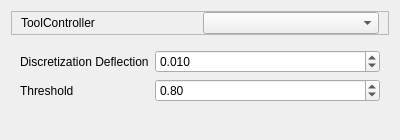
The window that src/Mod/Path/Gui/Resources/panels/PageOpVcarveEdit.ui (southseact-3d/fcd) describes before a commit, drawn with Qt 5.
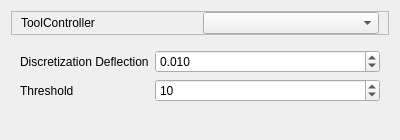
The same window after the commit.

Commit message: Resolve UI issues taskpanel threshold value add constants to PathVoronoi calls check for tool properties set correct z height coloring exterior lines

```diff
--- a/src/Mod/Path/Gui/Resources/panels/PageOpVcarveEdit.ui
+++ b/src/Mod/Path/Gui/Resources/panels/PageOpVcarveEdit.ui
@@ -81,28 +81,6 @@
         </property>
        </widget>
       </item>
-      <item row="1" column="1">
-       <widget class="QDoubleSpinBox" name="threshold">
-        <property name="toolTip">
-         <string>&lt;html&gt;&lt;head/&gt;&lt;body&gt;&lt;p&gt;Threshold is used by the medial axis filter to remove unwanted segments. If the resulting path contains unwanted segments, decrease this value. &lt;/p&gt;&lt;p&gt;Valid values are 0.0 - 1.0&lt;/p&gt;&lt;p&gt;Default = 0.8&lt;/p&gt;&lt;p&gt;1.0 will remove nothing.&lt;/p&gt;&lt;/body&gt;&lt;/html&gt;</string>
-        </property>
-        <property name="decimals">
-         <number>2</number>
-        </property>
-        <property name="minimum">
-         <double>0.000000000000000</double>
-        </property>
-        <property name="maximum">
-         <double>1.000000000000000</double>
-        </property>
-        <property name="singleStep">
-         <double>0.100000000000000</double>
-        </property>
-        <property name="value">
-         <double>0.800000000000000</double>
-        </property>
-       </widget>
-      </item>
       <item row="1" column="0">
        <widget class="QLabel" name="label_3">
         <property name="toolTip">
@@ -113,6 +91,19 @@
         </property>
        </widget>
       </item>
+      <item row="1" column="1">
+       <widget class="QSpinBox" name="threshold">
+        <property name="toolTip">
+         <string>&lt;html&gt;&lt;head/&gt;&lt;body&gt;&lt;p&gt;Threshold is used by the medial axis filter to remove unwanted segments. If the resulting path contains unwanted segments, decrease this value. &lt;/p&gt;&lt;p&gt;Valid values are 0.0 - 1.0&lt;/p&gt;&lt;p&gt;Default = 0.8&lt;/p&gt;&lt;p&gt;1.0 will remove nothing.&lt;/p&gt;&lt;/body&gt;&lt;/html&gt;</string>
+        </property>
+        <property name="maximum">
+         <number>180</number>
+        </property>
+        <property name="value">
+         <number>10</number>
+        </property>
+       </widget>
+      </item>
      </layout>
     </widget>
    </item>
```
The commit also changes 1 other file.
